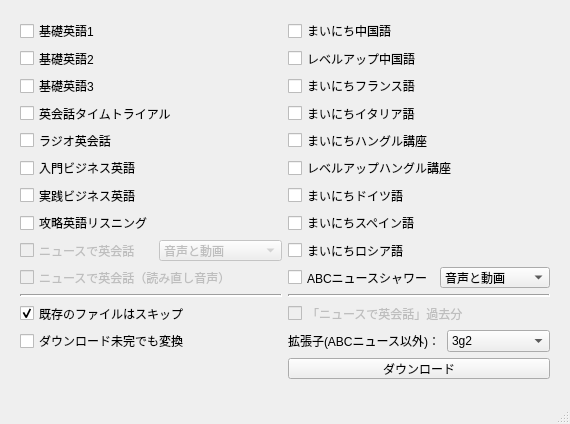
Above: mainwindow.ui from CSReviser/CaptureStream before the change. Below: the same form after it.
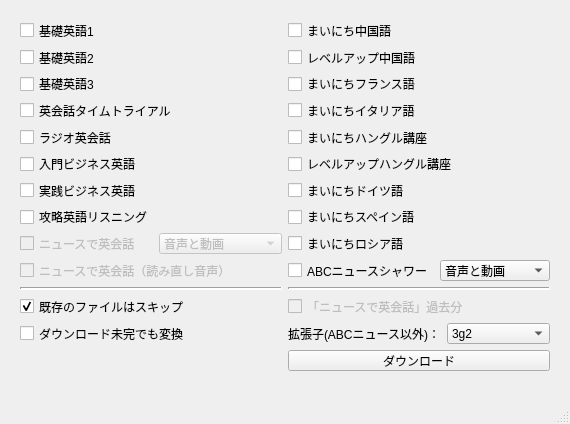
That is the form after the change.

Commit message: 画面微調整

What changed in the file:
```diff
--- a/mainwindow.ui
+++ b/mainwindow.ui
@@ -44,7 +44,7 @@
       <x>9</x>
       <y>9</y>
       <width>552</width>
-      <height>381</height>
+      <height>371</height>
      </rect>
     </property>
     <layout class="QGridLayout" name="gridLayout_3" rowstretch="0,0,0,0,0,0,0,0,0,0,0,0,0,0,0">
```
